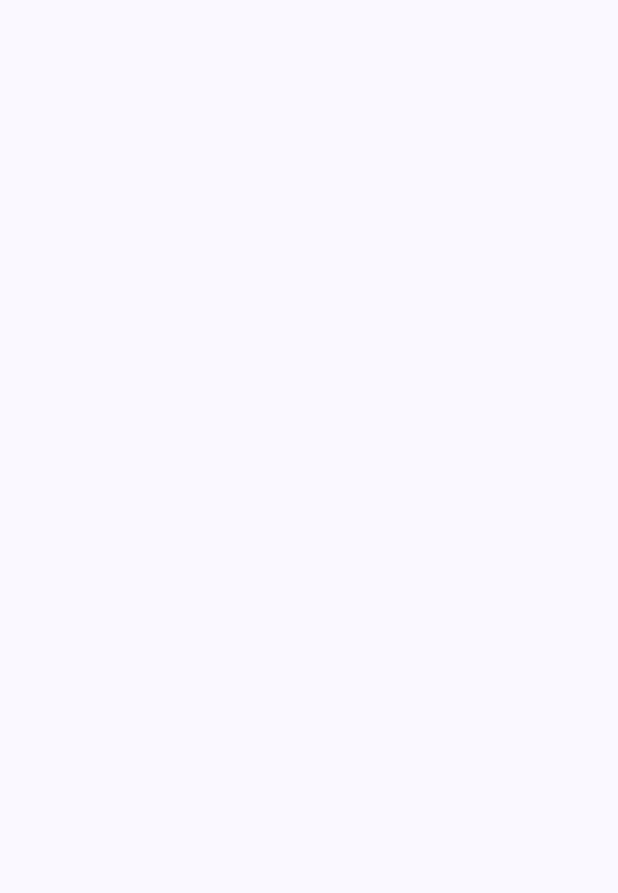
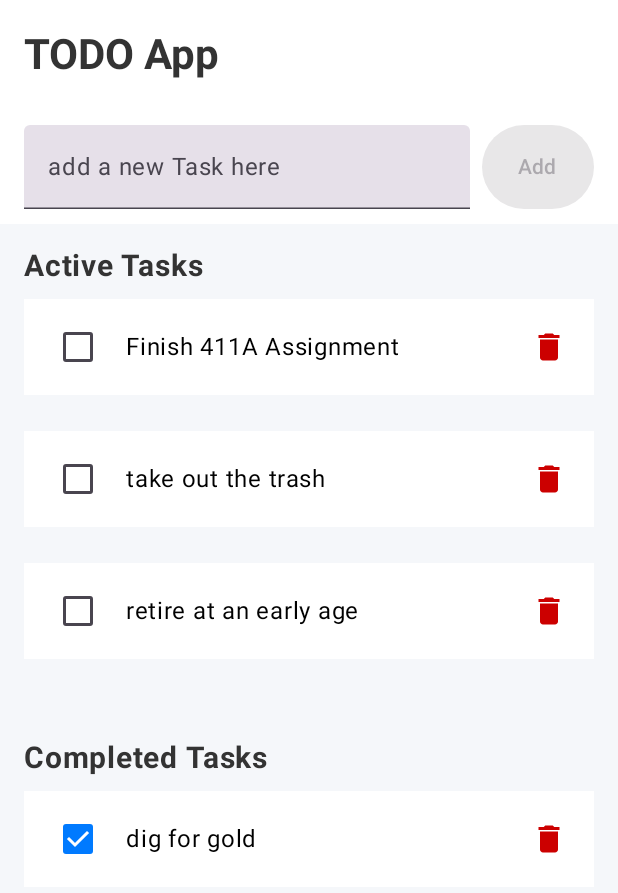
Before and after one commit to jkuschner/ToDo-App, an Android app built with Jetpack Compose: the screen it shows after launch (MainActivity), on a phone screen of 412 x 824 dp. Before the commit the part shown is empty. Shown: the top 893 px of the screen. Run offline under Robolectric (Android 15) with nearby library versions, the phone set to English and light mode, and no system bars.

Commit message:
put components together in MainActivity

```diff
--- a/app/src/main/java/com/example/todoapp/MainActivity.kt
+++ b/app/src/main/java/com/example/todoapp/MainActivity.kt
@@ -30,6 +30,7 @@ import androidx.compose.material3.Scaffold
 import androidx.compose.material3.Surface
 import androidx.compose.material3.Text
 import androidx.compose.material3.TextField
+import androidx.compose.material3.lightColorScheme
 import androidx.compose.runtime.Composable
 import androidx.compose.runtime.getValue
 import androidx.compose.runtime.mutableStateListOf
@@ -58,9 +59,15 @@ class MainActivity : ComponentActivity() {
         super.onCreate(savedInstanceState)
         enableEdgeToEdge()
         setContent {
-            ToDoAppTheme {
-                Scaffold(modifier = Modifier.fillMaxSize()) { innerPadding ->
-                }
+            MaterialTheme(
+                colorScheme = lightColorScheme(
+                    primary = Color(0xFF007AFF),
+                    onPrimary = Color.White,
+                    surface = Color(0xFFF57FA),
+                    background = Color(0xFFF57FA),
+                )
+            ) {
+                ToDoApp()
             }
         }
     }
@@ -122,6 +129,13 @@ fun ToDoApp() {
                         addTask(newTaskDescription.trim())
                     }
                 }
+            )
+
+            // list of tasks(active and completed)
+            TaskContentList(
+                taskList = taskList,
+                toggleCompletion = toggleTaskCompletion,
+                deleteTask = deleteTask
             )
         }
     }
```
